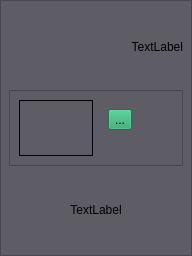
Above: delegates/SearchResultItem.ui from Ondsel-Development/Ondsel-Lens-Addon before the change. Below: the same form after it.
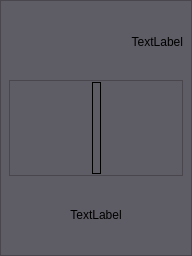
That is the form after the change.

Commit message: Removed search button, reduced delegate sizing likelihood

Patch:
```diff
--- a/delegates/SearchResultItem.ui
+++ b/delegates/SearchResultItem.ui
@@ -58,7 +58,13 @@
     </widget>
    </item>
    <item>
-    <widget class="QFrame" name="centerFrame">
+    <widget class="QFrame" name="iconFrame">
+     <property name="minimumSize">
+      <size>
+       <width>96</width>
+       <height>96</height>
+      </size>
+     </property>
      <property name="frameShape">
       <enum>QFrame::StyledPanel</enum>
      </property>
@@ -66,6 +72,31 @@
       <enum>QFrame::Raised</enum>
      </property>
      <layout class="QHBoxLayout" name="horizontalLayout">
+      <property name="leftMargin">
+       <number>1</number>
+      </property>
+      <property name="topMargin">
+       <number>1</number>
+      </property>
+      <property name="rightMargin">
+       <number>1</number>
+      </property>
+      <property name="bottomMargin">
+       <number>1</number>
+      </property>
+      <item>
+       <spacer name="horizontalSpacer">
+        <property name="orientation">
+         <enum>Qt::Horizontal</enum>
+        </property>
+        <property name="sizeHint" stdset="0">
+         <size>
+          <width>40</width>
+          <height>20</height>
+         </size>
+        </property>
+       </spacer>
+      </item>
       <item>
        <widget class="QLabel" name="iconLabel">
         <property name="frameShape">
@@ -76,42 +107,36 @@
         </property>
        </widget>
       </item>
-      <item alignment="Qt::AlignTop">
-       <widget class="QFrame" name="buttonFrame">
-        <property name="sizePolicy">
-         <sizepolicy hsizetype="Minimum" vsizetype="Preferred">
-          <horstretch>0</horstretch>
-          <verstretch>0</verstretch>
-         </sizepolicy>
+      <item>
+       <spacer name="horizontalSpacer_2">
+        <property name="orientation">
+         <enum>Qt::Horizontal</enum>
         </property>
-        <property name="frameShape">
-         <enum>QFrame::NoFrame</enum>
+        <property name="sizeHint" stdset="0">
+         <size>
+          <width>40</width>
+          <height>20</height>
+         </size>
         </property>
-        <property name="frameShadow">
-         <enum>QFrame::Plain</enum>
-        </property>
-        <layout class="QVBoxLayout" name="verticalLayout_2">
-         <item>
-          <widget class="QToolButton" name="webToolButton">
-           <property name="autoFillBackground">
-            <bool>false</bool>
-           </property>
-           <property name="styleSheet">
-            <string notr="true">background-color: rgb(38, 162, 105);</string>
-           </property>
-           <property name="text">
-            <string>...</string>
-           </property>
-          </widget>
-         </item>
-        </layout>
-       </widget>
+       </spacer>
       </item>
      </layout>
     </widget>
    </item>
    <item>
     <widget class="QLabel" name="titleLabel">
+     <property name="sizePolicy">
+      <sizepolicy hsizetype="Preferred" vsizetype="Preferred">
+       <horstretch>0</horstretch>
+       <verstretch>0</verstretch>
+      </sizepolicy>
+     </property>
+     <property name="minimumSize">
+      <size>
+       <width>128</width>
+       <height>48</height>
+      </size>
+     </property>
      <property name="text">
       <string>TextLabel</string>
      </property>
```
The commit also changes 1 other file.
